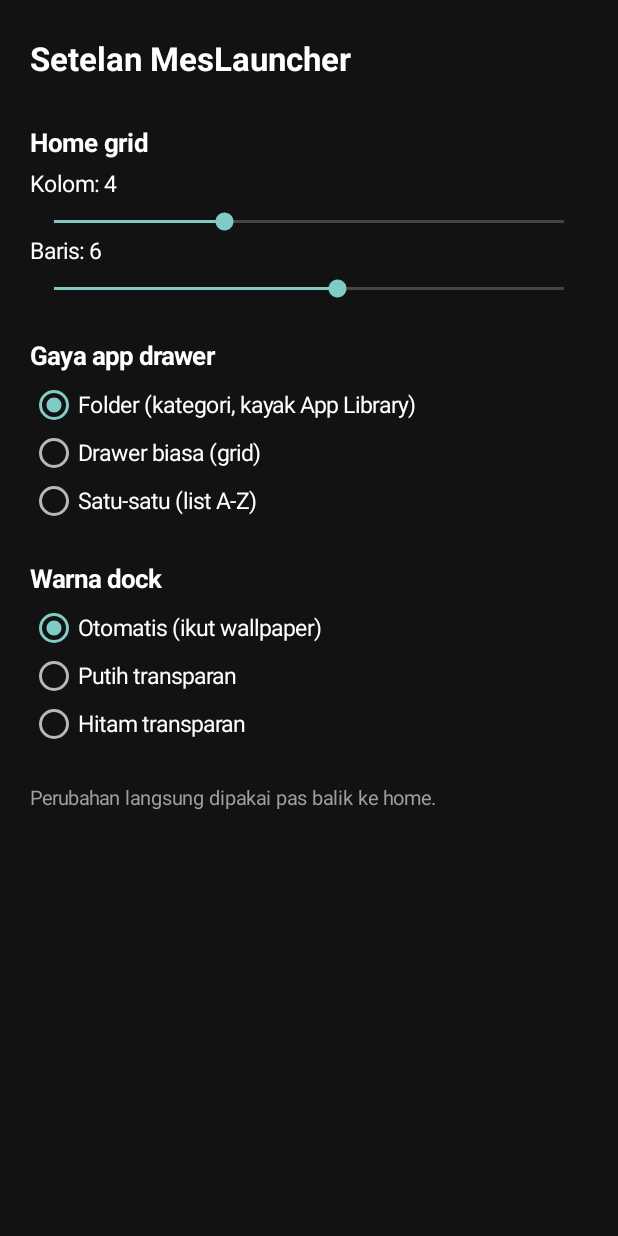
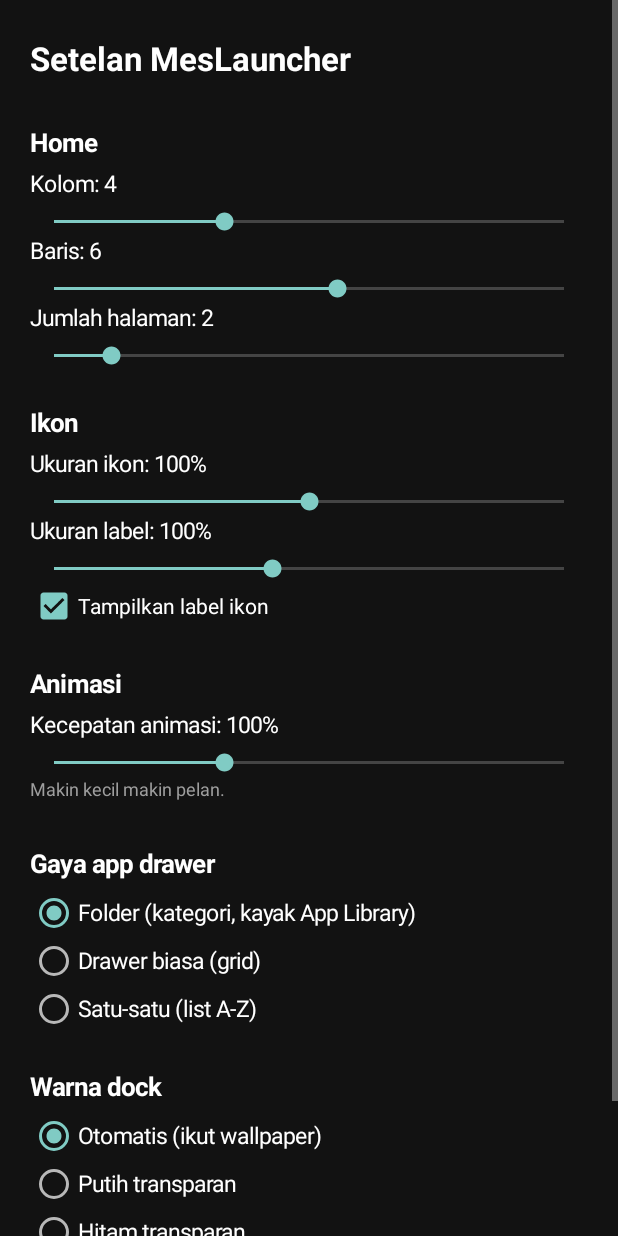
Before and after one commit to Meshi24/MesLauncher, an Android app: the SettingsActivity screen opened directly, with no data from a screen before it, on a phone screen of 412 x 824 dp. Run offline under Robolectric (Android 15) with nearby library versions, the phone set to English and light mode, and no system bars.

Commit message:
Refactor SettingsActivity to enhance UI controls

```diff
--- a/app/src/main/java/com/example/simplelauncher/SettingsActivity.kt
+++ b/app/src/main/java/com/example/simplelauncher/SettingsActivity.kt
@@ -5,6 +5,7 @@ import android.graphics.Color
 import android.graphics.Typeface
 import android.os.Bundle
 import android.util.TypedValue
+import android.widget.CheckBox
 import android.widget.LinearLayout
 import android.widget.RadioButton
 import android.widget.RadioGroup
@@ -33,13 +34,24 @@ class SettingsActivity : Activity() {
 
         box.addView(tv("Setelan MesLauncher", 22f, true))
 
-        box.addView(tv("Home grid", 17f, true, 24))
-        val colsLabel = tv("", 15f)
-        box.addView(colsLabel)
-        box.addView(seek(colsLabel, "Kolom", Prefs.cols(this)) { Prefs.setCols(this, it) })
-        val rowsLabel = tv("", 15f)
-        box.addView(rowsLabel)
-        box.addView(seek(rowsLabel, "Baris", Prefs.rows(this)) { Prefs.setRows(this, it) })
+        box.addView(tv("Home", 17f, true, 24))
+        seek(box, "Kolom", "", 1, 10, 1, Prefs.cols(this)) { Prefs.setCols(this, it) }
+        seek(box, "Baris", "", 1, 10, 1, Prefs.rows(this)) { Prefs.setRows(this, it) }
+        seek(box, "Jumlah halaman", "", 1, 10, 1, Prefs.pages(this)) { Prefs.setPages(this, it) }
+
+        box.addView(tv("Ikon", 17f, true, 24))
+        seek(box, "Ukuran ikon", "%", 60, 140, 5, Prefs.iconScale(this)) { Prefs.setIconScale(this, it) }
+        seek(box, "Ukuran label", "%", 70, 140, 5, Prefs.labelScale(this)) { Prefs.setLabelScale(this, it) }
+        val cb = CheckBox(this)
+        cb.text = "Tampilkan label ikon"
+        cb.setTextColor(Color.WHITE)
+        cb.isChecked = Prefs.showLabels(this)
+        cb.setOnCheckedChangeListener { _, b -> Prefs.setShowLabels(this, b) }
+        box.addView(cb)
+
+        box.addView(tv("Animasi", 17f, true, 24))
+        seek(box, "Kecepatan animasi", "%", 50, 200, 10, Prefs.animSpeed(this)) { Prefs.setAnimSpeed(this, it) }
+        box.addView(tv("Makin kecil makin pelan.", 12f, false, 0, 0xFF9E9E9E.toInt()))
 
         box.addView(tv("Gaya app drawer", 17f, true, 24))
         box.addView(
@@ -72,20 +84,33 @@ class SettingsActivity : Activity() {
         return v
     }
 
-    private fun seek(label: TextView, name: String, value: Int, save: (Int) -> Unit): SeekBar {
-        label.text = "$name: $value"
+    private fun seek(
+        box: LinearLayout,
+        title: String,
+        unit: String,
+        min: Int,
+        max: Int,
+        step: Int,
+        value: Int,
+        save: (Int) -> Unit
+    ) {
+        val label = tv("", 15f)
+        box.addView(label)
+        val v0 = value.coerceIn(min, max)
+        label.text = "$title: $v0$unit"
         val s = SeekBar(this)
-        s.max = 9
-        s.progress = value - 1
+        s.max = (max - min) / step
+        s.progress = (v0 - min) / step
         s.setOnSeekBarChangeListener(object : SeekBar.OnSeekBarChangeListener {
             override fun onProgressChanged(sb: SeekBar?, p: Int, fromUser: Boolean) {
-                label.text = "$name: ${p + 1}"
-                save(p + 1)
+                val v = min + p * step
+                label.text = "$title: $v$unit"
+                save(v)
             }
             override fun onStartTrackingTouch(sb: SeekBar?) {}
             override fun onStopTrackingTouch(sb: SeekBar?) {}
         })
-        return s
+        box.addView(s)
     }
 
     private fun radios(base: Int, options: List<String>, current: Int, onPick: (Int) -> Unit): RadioGroup {
```
